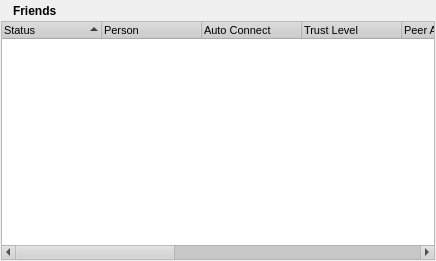
This is rs-Qt-gui/src/gui/PeersDialog.ui in autoscatto/retroshare as Qt 5 draws it before an edit. The edited form follows.
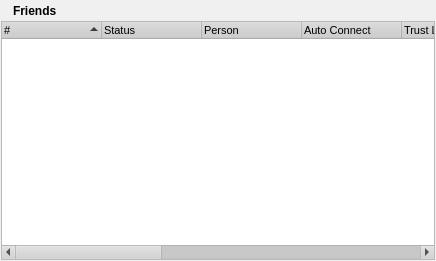
This is the edited form. Icons and pictures are not drawn.

Commit message: added new item for showing the status as icon.

```diff
--- a/rs-Qt-gui/src/gui/PeersDialog.ui
+++ b/rs-Qt-gui/src/gui/PeersDialog.ui
@@ -561,6 +561,11 @@
        <property name="sortingEnabled" >
         <bool>true</bool>
        </property>
+       <column>
+        <property name="text" >
+         <string>#</string>
+        </property>
+       </column>
        <column>
         <property name="text" >
          <string>Status</string>
```
Left out of the diff: 3 changed lines with no effect on the pictures. The commit also changes 1 other file.
